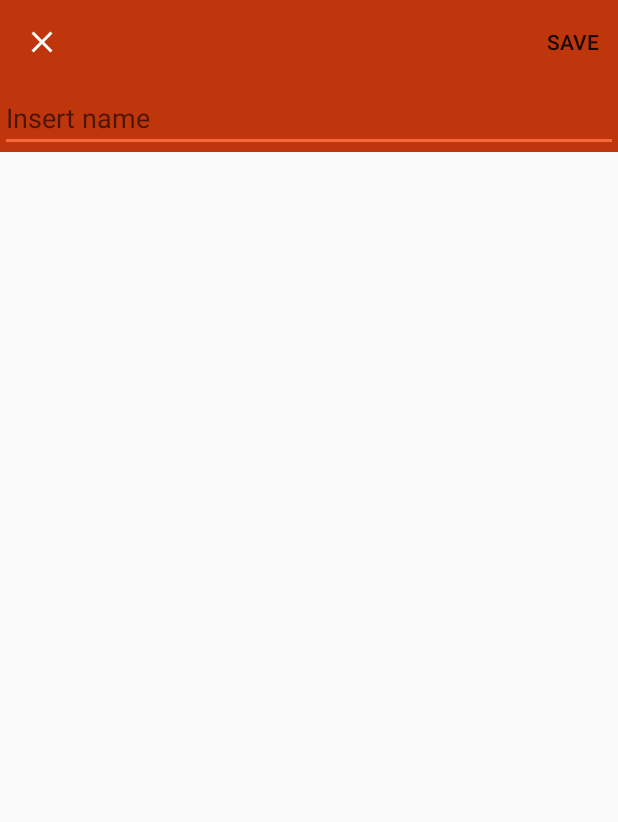
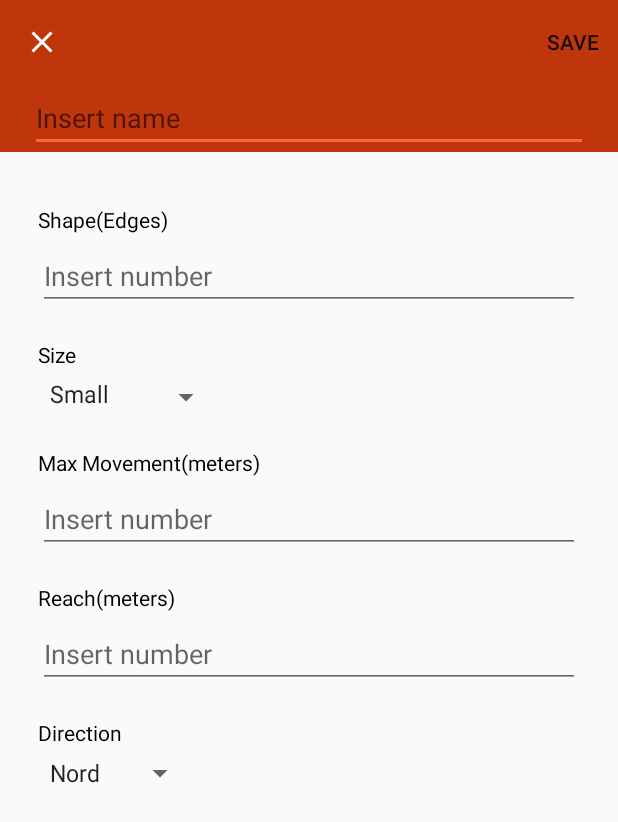
Before and after one commit to Ricc-manc95/IUM_Pregnant_Brains, an Android app: the PawnCreation screen opened directly, with no data from a screen before it, on a phone screen of 412 x 824 dp. Shown: the top 822 px of the screen. Run offline under Robolectric (Android 15) with nearby library versions, the phone set to English and light mode, and no system bars; plain views replace ClickTargetFrameLayout.

Commit message:
Fixed menu pawn

```diff
--- a/D&DGridManager/app/src/main/res/layout/activity_pawn_creation.xml
+++ b/D&DGridManager/app/src/main/res/layout/activity_pawn_creation.xml
@@ -20,5 +20,10 @@
         android:layout_width="match_parent"
         android:layout_height="wrap_content">
     </include>
+    <include
+        layout="@layout/creation_pawn"
+        android:layout_width="match_parent"
+        android:layout_height="wrap_content">
+    </include>
 
 </LinearLayout>
--- /dev/null
+++ b/D&DGridManager/app/src/main/res/layout/creation_pawn.xml
@@ -0,0 +1,100 @@
+<?xml version="1.0" encoding="utf-8"?>
+<LinearLayout xmlns:android="http://schemas.android.com/apk/res/android"
+    xmlns:tools="http://schemas.android.com/tools"
+    android:layout_width="match_parent"
+    android:layout_height="match_parent"
+    android:layout_marginBottom="20dp"
+    android:layout_marginLeft="20dp"
+    android:layout_marginRight="20dp"
+    android:layout_marginTop="20dp"
+    android:orientation="vertical"
+    android:paddingBottom="25dp"
+    android:paddingLeft="25dp"
+    android:paddingRight="25dp"
+    android:paddingTop="25dp">
+
+
+    <TextView
+        android:id="@+id/shape_pawn"
+        android:layout_width="match_parent"
+        android:layout_height="wrap_content"
+        android:paddingBottom="5dp"
+        android:paddingTop="10dp"
+        android:text="Shape(Edges)"
+        android:textColor="#000"
+        tools:textColor="@android:color/black" />
+
+    <EditText
+        android:layout_width="match_parent"
+        android:layout_height="wrap_content"
+        android:hint="Insert number"
+        android:inputType="number" />
+
+    <TextView
+        android:id="@+id/size_pawn"
+        android:layout_width="match_parent"
+        android:layout_height="wrap_content"
+        android:layout_marginTop="10dp"
+        android:paddingBottom="5dp"
+        android:paddingTop="10dp"
+        android:text="Size"
+        android:textColor="#000"
+        tools:textColor="@android:color/black" />
+
+    <Spinner
+        android:layout_width="wrap_content"
+        android:layout_height="wrap_content"
+        android:entries="@array/size_pawn"
+        android:paddingBottom="5dp"></Spinner>
+
+    <TextView
+        android:id="@+id/movement_pawn"
+        android:layout_width="match_parent"
+        android:layout_height="wrap_content"
+        android:layout_marginTop="10dp"
+        android:paddingBottom="5dp"
+        android:paddingTop="10dp"
+        android:text="Max Movement(meters)"
+        android:textColor="#000"
+        tools:textColor="@android:color/black" />
+
+    <EditText
+        android:layout_width="match_parent"
+        android:layout_height="wrap_content"
+        android:hint="Insert number"
+        android:inputType="number" />
+
+    <TextView
+        android:id="@+id/reach_pawn"
+        android:layout_width="match_parent"
+        android:layout_height="wrap_content"
+        android:layout_marginTop="10dp"
+        android:paddingBottom="5dp"
+        android:paddingTop="10dp"
+        android:text="Reach(meters)"
+        android:textColor="#000"
+        tools:textColor="@android:color/black" />
+
+    <EditText
+        android:layout_width="match_parent"
+        android:layout_height="wrap_content"
+        android:hint="Insert number"
+        android:inputType="number" />
+
+    <TextView
+        android:id="@+id/direction_pawn"
+        android:layout_width="match_parent"
+        android:layout_height="wrap_content"
+        android:layout_marginTop="10dp"
+        android:paddingBottom="5dp"
+        android:paddingTop="10dp"
+        android:text="Direction"
+        android:textColor="#000"
+        tools:textColor="@android:color/black" />
+
+    <Spinner
+        android:layout_width="wrap_content"
+        android:layout_height="wrap_content"
+        android:entries="@array/direction_pawn"></Spinner>
+
+</LinearLayout>
--- a/D&DGridManager/app/src/main/res/layout/creation_text.xml
+++ b/D&DGridManager/app/src/main/res/layout/creation_text.xml
@@ -10,6 +10,8 @@
     <android.support.design.widget.TextInputEditText
         android:layout_width="match_parent"
         android:layout_height="wrap_content"
+        android:layout_marginLeft="20dp"
+        android:layout_marginRight="20dp"
         android:hint="@string/pawn_name_hint"
         android:textColor="@color/cardview_light_background"
         android:textColorLink="@color/cardview_light_background" />
--- a/D&DGridManager/app/src/main/res/values/strings.xml
+++ b/D&DGridManager/app/src/main/res/values/strings.xml
@@ -10,4 +10,15 @@
     <string name="header_title">Header Title</string>
     <string name="pawn_name_hint">Insert name</string>
     <string name="creation_save">SAVE</string>
+    <string-array name="size_pawn">
+        <item>Small</item>
+        <item>Medium</item>
+        <item>Large</item>
+    </string-array>
+    <string-array name="direction_pawn">
+        <item>Nord</item>
+        <item>Sud</item>
+        <item>Est</item>
+        <item>Ovest</item>
+    </string-array>
 </resources>
```
